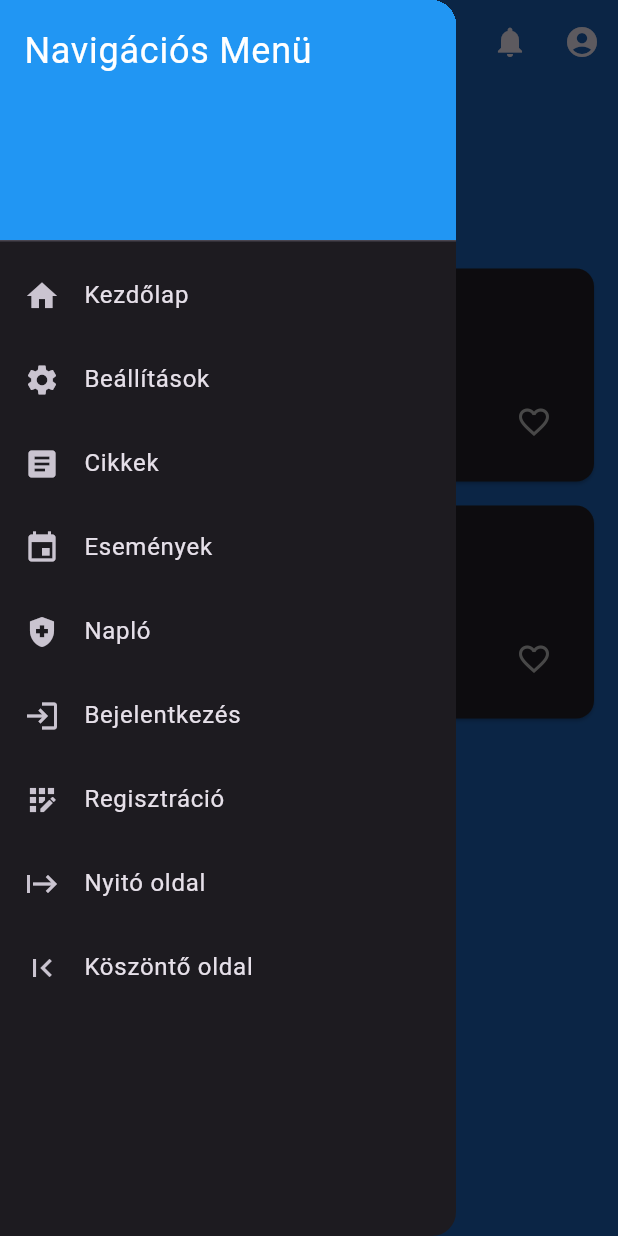
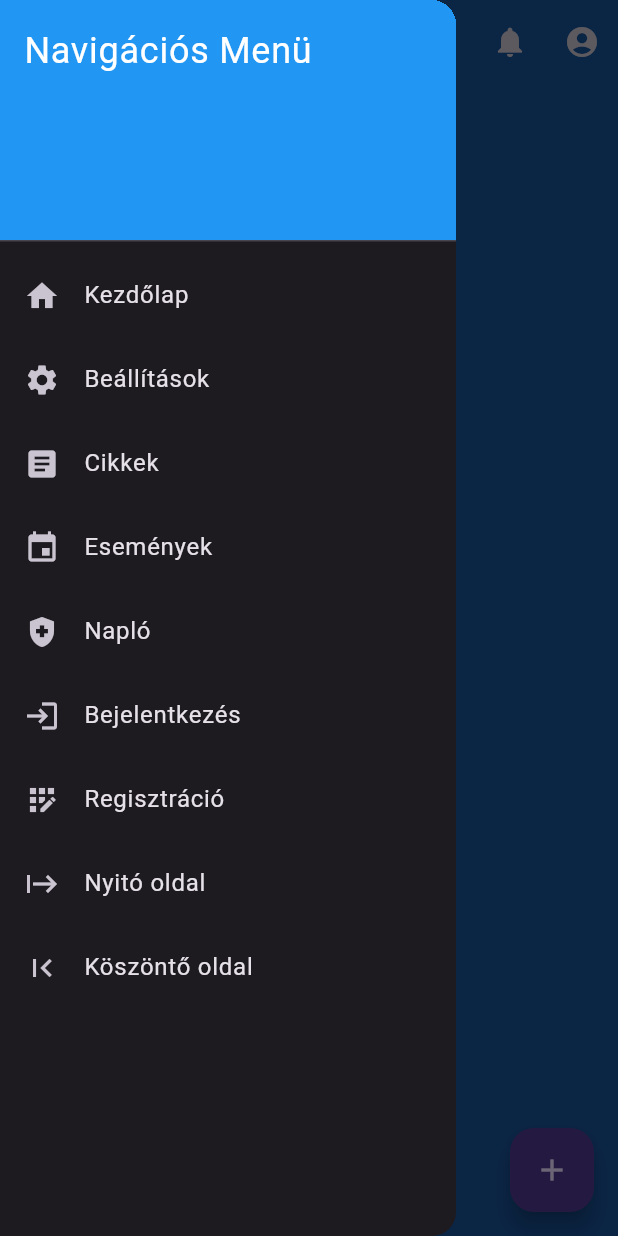
Before and after one commit to Pebber07/CalmWaves, a Flutter app: the ArticlesScreen screen opened by its route, with the side drawer open, on a phone screen of 412 x 824 dp. Run offline on Flutter 3.47's test engine with Material 3 defaults, Android fonts, the light colour scheme and no system bars; our stand-ins replace cloud_firestore, firebase_auth, firebase_core, firebase_storage, flutter_svg; accounts and stored records are empty.

Commit message:
Articles_screen fetch, upload to the database partly functioning, added firestore, storage dependency, commented out facebook login

```diff
--- a/lib/pages/articles_screen.dart
+++ b/lib/pages/articles_screen.dart
@@ -2,6 +2,7 @@ import "package:calmwaves_app/pages/article_detail_screen.dart";
 import "package:calmwaves_app/widgets/article_card.dart";
 import "package:calmwaves_app/widgets/custom_app_bar.dart";
 import "package:calmwaves_app/widgets/custom_drawer.dart";
+import "package:cloud_firestore/cloud_firestore.dart";
 import "package:flutter/material.dart";
 // import 'custom_app_bar.dart';
 // import 'article_card.dart';
@@ -15,22 +16,20 @@ class ArticlesScreen extends StatefulWidget {
 }
 
 class _ArticlesScreenState extends State<ArticlesScreen> {
-  List<Map<String, dynamic>> articles = [
-    {
-      'title': 'Cikk 1',
-      'excerpt': 'Ez a cikk rövid összefoglalója...',
-      'content': 'Ez a teljes cikk szövege...',
-      'isFavorite': false,
-    },
-    {
-      'title': 'Cikk 2',
-      'excerpt': 'Ez egy másik cikk összefoglalója...',
-      'content': 'Ez egy másik teljes cikk szövege...',
-      'isFavorite': false,
-    },
-  ];
+  final CollectionReference articlesCollection =
+      FirebaseFirestore.instance.collection('articles');
 
   String filter = 'Hot';
+
+  Future<void> _addArticle() async {
+    // Új cikk hozzáadása a Firestore-hoz
+    await articlesCollection.add({
+      'title': 'Új cikk',
+      'excerpt': 'Ez egy új cikk rövid összefoglalója...',
+      'content': 'Ez egy új cikk teljes szövege...',
+      'isFavorite': false,
+    });
+  }
 
   @override
   Widget build(BuildContext context) {
@@ -81,31 +80,50 @@ class _ArticlesScreenState extends State<ArticlesScreen> {
             ],
           ),
           Expanded(
-            child: ListView.builder(
+            child: StreamBuilder(
+              stream: articlesCollection.snapshots(),
+              builder: (context, AsyncSnapshot<QuerySnapshot> snapshot) {
+                if (snapshot.connectionState == ConnectionState.waiting) {
+                  return const Center(
+                    child: CircularProgressIndicator(),
+                  );
+                }
+                if (!snapshot.hasData || snapshot.data!.docs.isEmpty) {
+                  return const Center(
+                    child: Text("Nincsenek elérhető cikkek."),
+                  );
+                }
+                final articles = snapshot.data!.docs;
+
+                return ListView.builder(
                   itemCount: articles.length,
                   itemBuilder: (context, index) {
                     final article = articles[index];
-                if (filter == 'Favorites' && !article['isFavorite']) {
+                    final isFavorite = article["isFavorite"] as bool;
+
+                    if (filter == "Favorites" && !isFavorite) {
                       return const SizedBox.shrink();
                     }
+
                     return ArticleCard(
-                  title: article['title'],
-                  articleText: article['excerpt'],
-                  isFavorite: article['isFavorite'],
+                      title: article["title"],
+                      articleText: article["excerpt"],
+                      isFavorite: isFavorite,
                       onFavoriteToggle: () {
-                    setState(() {
-                      article['isFavorite'] = !article['isFavorite'];
-                    });
+                        article.reference.update({'isFavorite': !isFavorite});
                       },
                       onTap: () {
                         Navigator.push(
                           context,
                           MaterialPageRoute(
                             builder: (context) => ArticleDetailScreen(
-                          title: article['title'],
-                          content: article['content'],
+                              title: article["title"] as String,
+                              content: article["content"] as String,
+                              imageUrl: article["imageUrl"] as String,
                             ),
                           ),
+                        );
+                      },
                     );
                   },
                 );
@@ -114,6 +132,10 @@ class _ArticlesScreenState extends State<ArticlesScreen> {
           ),
         ],
       ),
+      floatingActionButton: FloatingActionButton(
+        onPressed: _addArticle,
+        child: const Icon(Icons.add),
+      ),
     );
   }
 }
--- a/pubspec.yaml
+++ b/pubspec.yaml
@@ -38,6 +38,8 @@ dependencies:
   cupertino_icons: ^1.0.8
   firebase_core: ^3.6.0
   firebase_auth: ^5.3.1
+  cloud_firestore: ^5.5.0
+  firebase_storage: ^12.3.6
 
 dev_dependencies:
   flutter_test:
```
Also changed, not shown: lib/pages/article_detail_screen.dart (+30 -7 lines), lib/pages/login_screen.dart (+8 -8 lines), lib/pages/register_screen.dart (+8 -8 lines), pubspec.lock, 3 other files. Lines whose indentation alone changed are shown as unchanged.
